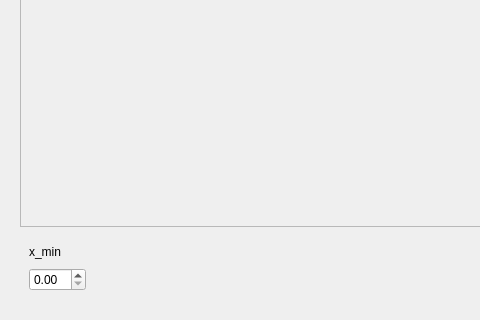
Old version of the form Tools/ToolFunctionPlotter/qtfunctionplottermaindialog.ui in the repository richelbilderbeek/ProjectRichelBilderbeek; both pictures show x 0 to 480 and y 221 to 541 of the 596 by 541 pixel window.
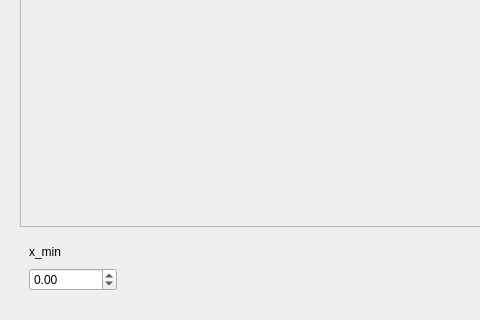
New version of the form.

The edit to the form file:
```diff
--- a/Tools/ToolFunctionPlotter/qtfunctionplottermaindialog.ui
+++ b/Tools/ToolFunctionPlotter/qtfunctionplottermaindialog.ui
@@ -56,7 +56,14 @@
           <widget class="QDoubleSpinBox" name="box_maxx"/>
          </item>
          <item row="1" column="0">
-          <widget class="QDoubleSpinBox" name="box_minx"/>
+          <widget class="QDoubleSpinBox" name="box_minx">
+           <property name="minimum">
+            <double>-999999999.000000000000000</double>
+           </property>
+           <property name="maximum">
+            <double>999999999.000000000000000</double>
+           </property>
+          </widget>
          </item>
          <item row="0" column="2">
           <widget class="QLabel" name="label_maxx">
```
